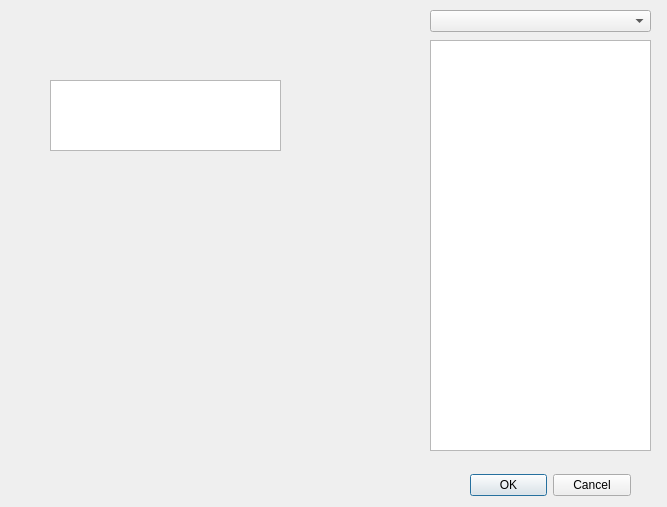
Qt form Suntec/QgisPyPlugin/RdbViewer/LaneShowImageDlgDesign.ui (15831944/tphProjects) before a commit.
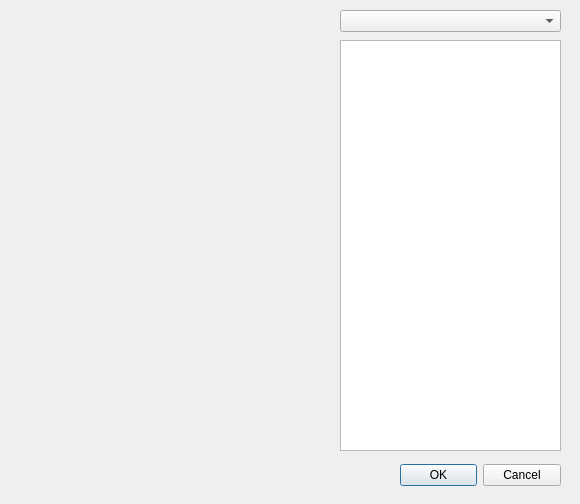
The same form after that commit.

Commit message: add lane picture begin.

The edit to the form file:
```diff
--- a/Suntec/QgisPyPlugin/RdbViewer/LaneShowImageDlgDesign.ui
+++ b/Suntec/QgisPyPlugin/RdbViewer/LaneShowImageDlgDesign.ui
@@ -6,8 +6,8 @@
    <rect>
     <x>0</x>
     <y>0</y>
-    <width>667</width>
-    <height>507</height>
+    <width>580</width>
+    <height>504</height>
    </rect>
   </property>
   <property name="windowTitle">
@@ -16,8 +16,8 @@
   <widget class="QSplitter" name="splitter">
    <property name="geometry">
     <rect>
-     <x>470</x>
-     <y>470</y>
+     <x>400</x>
+     <y>460</y>
      <width>161</width>
      <height>31</height>
     </rect>
@@ -37,7 +37,7 @@
   <widget class="QTextEdit" name="textEditFeatureInfo">
    <property name="geometry">
     <rect>
-     <x>430</x>
+     <x>340</x>
      <y>40</y>
      <width>221</width>
      <height>411</height>
@@ -50,25 +50,148 @@
   <widget class="QComboBox" name="comboBoxSelectLink">
    <property name="geometry">
     <rect>
-     <x>430</x>
+     <x>340</x>
      <y>10</y>
      <width>221</width>
      <height>22</height>
     </rect>
    </property>
   </widget>
-  <widget class="QTextEdit" name="textEditLaneInfo">
+  <widget class="QWidget" name="gridLayoutWidget">
    <property name="geometry">
     <rect>
-     <x>50</x>
-     <y>80</y>
-     <width>231</width>
+     <x>20</x>
+     <y>30</y>
+     <width>311</width>
      <height>71</height>
     </rect>
    </property>
-   <property name="readOnly">
-    <bool>true</bool>
+   <layout class="QGridLayout" name="gridLayout">
+    <item row="0" column="0">
+      <widget class="QLabel" name="label_1">
+        <property name="text">
+          <string/>
+        </property>
+      </widget>
+    </item>
+    <item row="0" column="1">
+     <widget class="QLabel" name="label_2">
+      <property name="text">
+       <string/>
+      </property>
+     </widget>
+    </item>
+    <item row="0" column="2">
+     <widget class="QLabel" name="label_3">
+      <property name="text">
+       <string/>
+      </property>
+     </widget>
+    </item>
+    <item row="0" column="3">
+     <widget class="QLabel" name="label_4">
+      <property name="text">
+       <string/>
+      </property>
+     </widget>
+    </item>
+    <item row="0" column="4">
+     <widget class="QLabel" name="label_5">
+      <property name="text">
+       <string/>
+      </property>
+     </widget>
+    </item>
+     <item row="0" column="5">
+      <widget class="QLabel" name="label_6">
+        <property name="text">
+          <string/>
+        </property>
+      </widget>
+    </item>
+    <item row="0" column="6">
+     <widget class="QLabel" name="label_7">
+      <property name="text">
+       <string/>
+      </property>
+     </widget>
+    </item>
+    <item row="0" column="7">
+     <widget class="QLabel" name="label_8">
+      <property name="text">
+       <string/>
+      </property>
+     </widget>
+    </item>
+   </layout>
+  </widget>
+  <widget class="QWidget" name="gridLayoutWidget_2">
+   <property name="geometry">
+    <rect>
+     <x>20</x>
+     <y>150</y>
+     <width>311</width>
+     <height>71</height>
+    </rect>
    </property>
+   <layout class="QGridLayout" name="gridLayout_2">
+    <item row="0" column="0">
+     <widget class="QLabel" name="label_21">
+      <property name="text">
+       <string/>
+      </property>
+     </widget>
+    </item>
+    <item row="0" column="1">
+     <widget class="QLabel" name="label_22">
+      <property name="text">
+       <string/>
+      </property>
+     </widget>
+    </item>
+    <item row="0" column="2">
+     <widget class="QLabel" name="label_23">
+      <property name="text">
+       <string/>
+      </property>
+     </widget>
+    </item>
+    <item row="0" column="3">
+     <widget class="QLabel" name="label_24">
+      <property name="text">
+       <string/>
+      </property>
+     </widget>
+    </item>
+    <item row="0" column="4">
+     <widget class="QLabel" name="label_28">
+      <property name="text">
+       <string/>
+      </property>
+     </widget>
+    </item>
+    <item row="0" column="5">
+     <widget class="QLabel" name="label_26">
+      <property name="text">
+       <string/>
+      </property>
+     </widget>
+    </item>
+    <item row="0" column="6">
+     <widget class="QLabel" name="label_27">
+      <property name="text">
+       <string/>
+      </property>
+     </widget>
+    </item>
+    <item row="0" column="7">
+     <widget class="QLabel" name="label_28">
+      <property name="text">
+       <string/>
+      </property>
+     </widget>
+    </item>
+   </layout>
   </widget>
  </widget>
  <resources/>
```
The commit also changes 3 other files.
